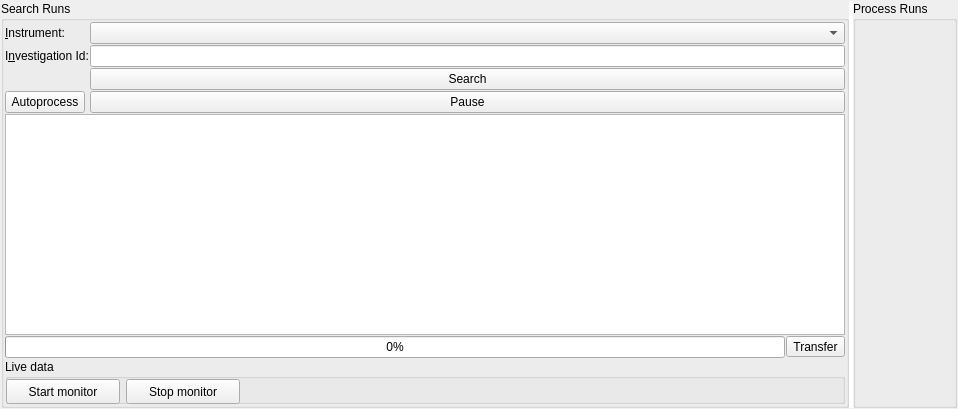
Old version of the form qt/scientific_interfaces/ISISReflectometry/GUI/Runs/RunsWidget.ui in the repository mantidproject/mantid.
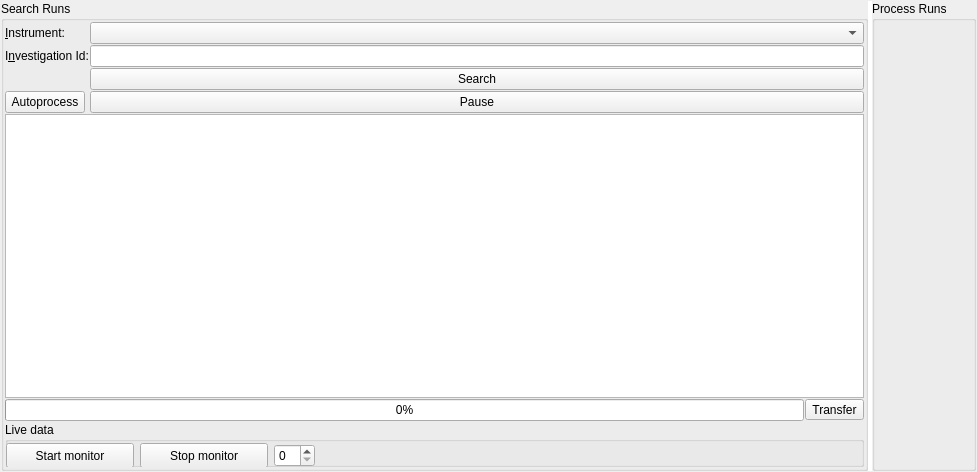
New version of the form.

Commit message: Re #26466 Added live data update interval spin box

```diff
--- a/qt/scientific_interfaces/ISISReflectometry/GUI/Runs/RunsWidget.ui
+++ b/qt/scientific_interfaces/ISISReflectometry/GUI/Runs/RunsWidget.ui
@@ -6,8 +6,8 @@
       <rect>
         <x>0</x>
         <y>0</y>
-        <width>958</width>
-        <height>409</height>
+    <width>977</width>
+    <height>472</height>
       </rect>
     </property>
     <property name="windowTitle">
@@ -284,24 +284,42 @@
                       <height>45</height>
                     </size>
                   </property>
+         <property name="maximumSize">
+          <size>
+           <width>16777215</width>
+           <height>50</height>
+          </size>
+         </property>
                   <property name="title">
                     <string>Live data</string>
                   </property>
-                  <widget class="QPushButton" name="buttonMonitor">
+         <widget class="QWidget" name="layoutWidget">
                     <property name="geometry">
                       <rect>
                         <x>1</x>
                         <y>20</y>
-                        <width>114</width>
-                        <height>25</height>
-                      </rect>
-                    </property>
+            <width>309</width>
+            <height>28</height>
+           </rect>
+          </property>
+          <layout class="QHBoxLayout" name="horizontalLayout">
+           <property name="bottomMargin">
+            <number>0</number>
+           </property>
+           <item>
+            <widget class="QPushButton" name="buttonMonitor">
                     <property name="sizePolicy">
-                      <sizepolicy hsizetype="Preferred" vsizetype="Preferred">
+              <sizepolicy hsizetype="Minimum" vsizetype="Fixed">
                         <horstretch>0</horstretch>
                         <verstretch>0</verstretch>
                       </sizepolicy>
                     </property>
+             <property name="minimumSize">
+              <size>
+               <width>114</width>
+               <height>25</height>
+              </size>
+             </property>
                     <property name="toolTip">
                       <string>Start a background process to monitor live data for this instrument</string>
                     </property>
@@ -309,25 +327,47 @@
                       <string>Start monitor</string>
                     </property>
                   </widget>
+           </item>
+           <item>
                   <widget class="QPushButton" name="buttonStopMonitor">
-                    <property name="geometry">
-                      <rect>
-                        <x>121</x>
-                        <y>20</y>
-                        <width>114</width>
-                        <height>25</height>
-                      </rect>
-                    </property>
                     <property name="sizePolicy">
-                      <sizepolicy hsizetype="Expanding" vsizetype="Preferred">
+              <sizepolicy hsizetype="Minimum" vsizetype="Fixed">
                         <horstretch>0</horstretch>
                         <verstretch>0</verstretch>
                       </sizepolicy>
                     </property>
+             <property name="minimumSize">
+              <size>
+               <width>114</width>
+               <height>25</height>
+              </size>
+             </property>
                     <property name="text">
                       <string>Stop monitor</string>
                     </property>
                   </widget>
+           </item>
+           <item>
+            <widget class="QSpinBox" name="spinBoxUpdateInterval">
+             <property name="sizePolicy">
+              <sizepolicy hsizetype="Fixed" vsizetype="Fixed">
+               <horstretch>0</horstretch>
+               <verstretch>0</verstretch>
+              </sizepolicy>
+             </property>
+             <property name="minimumSize">
+              <size>
+               <width>15</width>
+               <height>23</height>
+              </size>
+             </property>
+             <property name="wrapping">
+              <bool>false</bool>
+             </property>
+            </widget>
+           </item>
+          </layout>
+         </widget>
                 </widget>
               </item>
             </layout>
```
Left out of the diff: 1 changed line with no effect on the pictures. Lines whose indentation alone changed are shown as unchanged.
